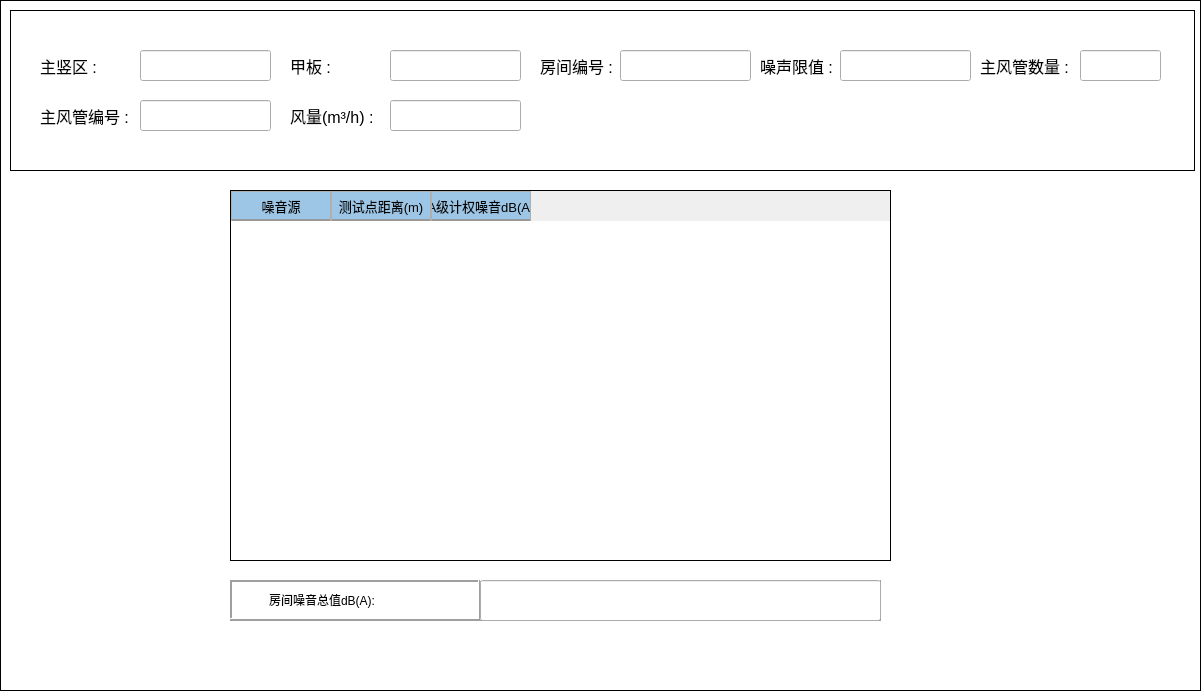
First picture: the form in NoiseCalSoft/roomCal/room_cal_total.ui, repository haobana/NoiCal, before the edit.
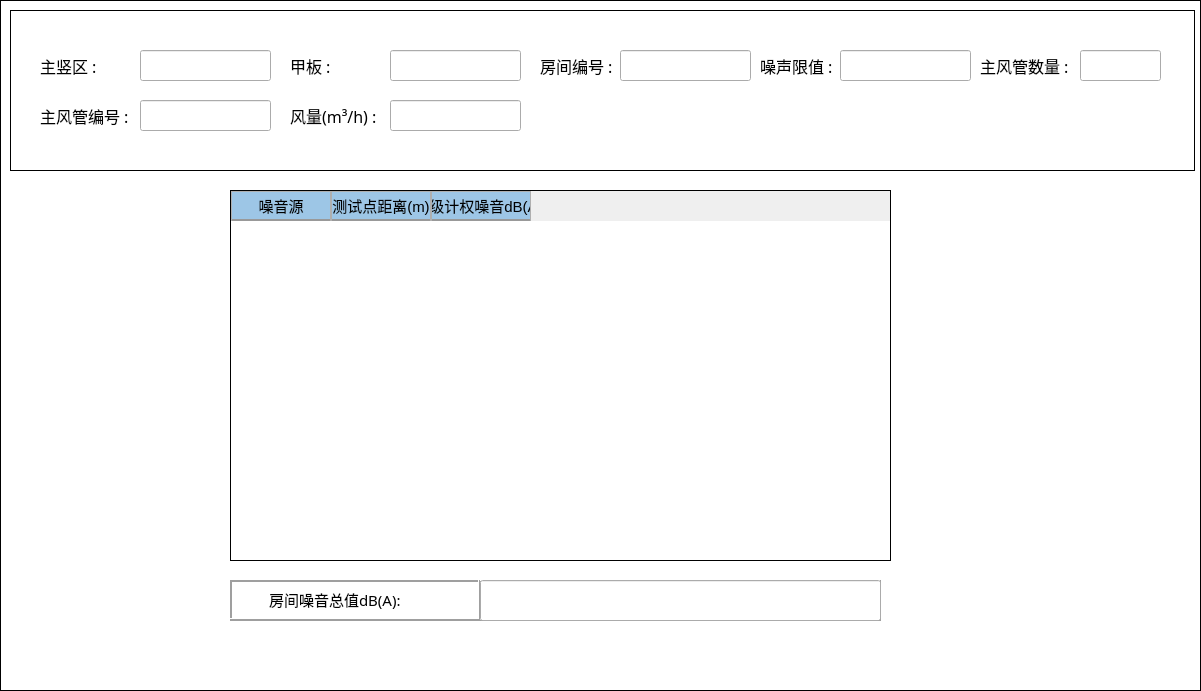
Second picture: the form after the edit.

Commit message: 修改了全局的字体，并进行了局部调整，调整了弹窗的大小

```diff
--- a/NoiseCalSoft/roomCal/room_cal_total.ui
+++ b/NoiseCalSoft/roomCal/room_cal_total.ui
@@ -34,6 +34,17 @@
 {
 	background-color: rgb(255, 255, 255);
 	border:1px solid black;
+}
+
+QLabel
+{
+font-family: '黑体';
+font-size: 16px;
+}
+
+QLineEdit
+{
+font-family: '黑体';
 }</string>
    </property>
    <widget class="QLabel" name="label">
@@ -47,7 +58,8 @@
     </property>
     <property name="font">
      <font>
-      <pointsize>12</pointsize>
+      <family>黑体</family>
+      <pointsize>-1</pointsize>
      </font>
     </property>
     <property name="text">
@@ -65,7 +77,8 @@
     </property>
     <property name="font">
      <font>
-      <pointsize>12</pointsize>
+      <family>黑体</family>
+      <pointsize>-1</pointsize>
      </font>
     </property>
     <property name="text">
@@ -83,7 +96,8 @@
     </property>
     <property name="font">
      <font>
-      <pointsize>12</pointsize>
+      <family>黑体</family>
+      <pointsize>-1</pointsize>
      </font>
     </property>
     <property name="text">
@@ -101,7 +115,8 @@
     </property>
     <property name="font">
      <font>
-      <pointsize>12</pointsize>
+      <family>黑体</family>
+      <pointsize>-1</pointsize>
      </font>
     </property>
     <property name="text">
@@ -119,7 +134,8 @@
     </property>
     <property name="font">
      <font>
-      <pointsize>12</pointsize>
+      <family>黑体</family>
+      <pointsize>-1</pointsize>
      </font>
     </property>
     <property name="text">
@@ -137,7 +153,8 @@
     </property>
     <property name="font">
      <font>
-      <pointsize>12</pointsize>
+      <family>黑体</family>
+      <pointsize>-1</pointsize>
      </font>
     </property>
     <property name="text">
@@ -228,7 +245,8 @@
     </property>
     <property name="font">
      <font>
-      <pointsize>12</pointsize>
+      <family>黑体</family>
+      <pointsize>-1</pointsize>
      </font>
     </property>
     <property name="text">
@@ -250,7 +268,8 @@
 QHeaderView
 {							
 	
-	font-size: 13px;				/*字大小*/
+	font-size: 15px;				/*字大小*/
+	font-family: '黑体';
 	/*border: 1px solid #B4B4B4;*/
 	border:none;
     /*border-bottom: 2px solid #999999; */		/*下边框颜色*/
@@ -286,7 +305,8 @@
 
 QTableWidget 
 {
-		font-size: 13px;				/*10榜*/				
+		font-size: 14px;				/*10榜*/
+		font-family: '黑体';				
 		color : black;				
         border: 1px solid #000000;		
         background: white;
@@ -367,6 +387,12 @@
        <height>31</height>
       </rect>
      </property>
+     <property name="font">
+      <font>
+       <family>黑体</family>
+       <pointsize>11</pointsize>
+      </font>
+     </property>
      <property name="text">
       <string>房间噪音总值dB(A):</string>
      </property>
```
The commit also changes 42 other files.
